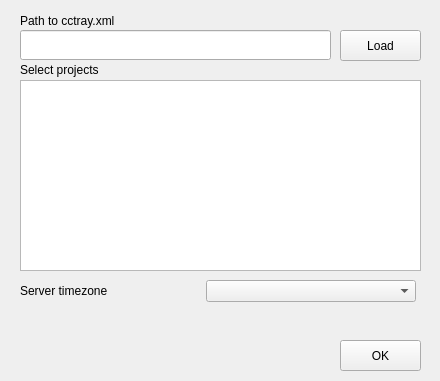
The window that data/server_configuration.ui (anaynayak/buildnotify) describes before a commit, drawn with Qt 5.
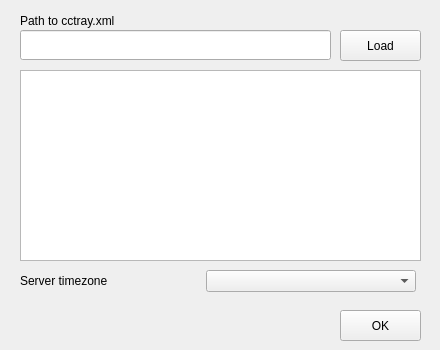
The same window after the commit.

Commit message: Shifting to a treeview so that we can easily achieve select all/none.

Patch:
```diff
--- a/data/server_configuration.ui
+++ b/data/server_configuration.ui
@@ -7,17 +7,17 @@
     <x>0</x>
     <y>0</y>
     <width>440</width>
-    <height>381</height>
+    <height>350</height>
    </rect>
   </property>
   <property name="windowTitle">
    <string>Add Server</string>
   </property>
-  <widget class="QListView" name="projectsList">
+  <widget class="QTreeView" name="projectsList">
    <property name="geometry">
     <rect>
      <x>20</x>
-     <y>80</y>
+     <y>70</y>
      <width>401</width>
      <height>191</height>
     </rect>
@@ -29,22 +29,6 @@
     <enum>QAbstractItemView::NoSelection</enum>
    </property>
   </widget>
-  <widget class="QLabel" name="label">
-   <property name="geometry">
-    <rect>
-     <x>20</x>
-     <y>60</y>
-     <width>391</width>
-     <height>20</height>
-    </rect>
-   </property>
-   <property name="text">
-    <string>Select projects</string>
-   </property>
-   <property name="buddy">
-    <cstring>projectsList</cstring>
-   </property>
-  </widget>
   <widget class="QLabel" name="cctrayUrlLabel">
    <property name="geometry">
     <rect>
@@ -91,7 +75,7 @@
    <property name="geometry">
     <rect>
      <x>340</x>
-     <y>340</y>
+     <y>310</y>
      <width>81</width>
      <height>31</height>
     </rect>
@@ -107,7 +91,7 @@
    <property name="geometry">
     <rect>
      <x>20</x>
-     <y>280</y>
+     <y>270</y>
      <width>401</width>
      <height>41</height>
     </rect>
```
The commit also changes 2 other files.
